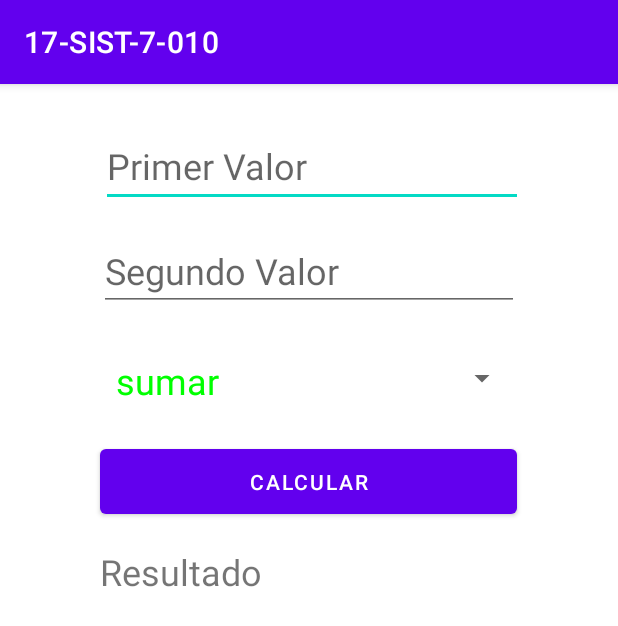
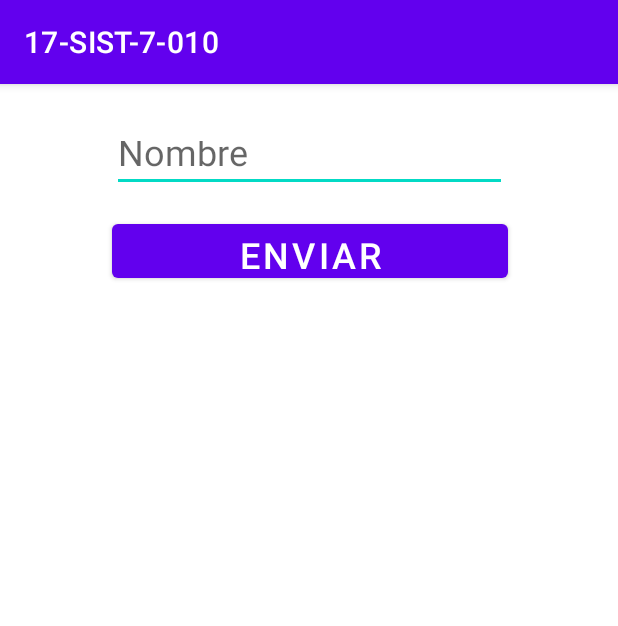
Before and after one commit to EdManDev/17SIST7010, an Android app: the screen it shows after launch (MainActivity), on a phone screen of 412 x 824 dp. Shown: the top 626 px of the screen. Run offline under Robolectric (Android 15) with nearby library versions, the phone set to English and light mode, and no system bars.

Commit message:
2 Activity and past Variable and back to the start

```diff
--- a/app/src/main/AndroidManifest.xml
+++ b/app/src/main/AndroidManifest.xml
@@ -16,6 +16,7 @@
                 <category android:name="android.intent.category.LAUNCHER" />
             </intent-filter>
         </activity>
+        <activity android:name=".Main2Activity"></activity>
     </application>
 
 </manifest>
--- a/app/src/main/java/com/example/a17_sist_7_010/MainActivity.java
+++ b/app/src/main/java/com/example/a17_sist_7_010/MainActivity.java
@@ -1,70 +1,28 @@
 package com.example.a17_sist_7_010;
+import androidx.appcompat.app.AppCompatActivity;
 
-import androidx.appcompat.app.AppCompatActivity;
+import android.content.Intent;
 import android.os.Bundle;
 import android.view.View;
-import android.widget.ArrayAdapter;
+import android.widget.EditText;
 
-import android.widget.EditText;
-import android.widget.Spinner;
-import android.widget.TextView;
-import android.widget.Toast;
 
 public class MainActivity extends AppCompatActivity {
 
-    private Spinner spinner1;
-    private EditText et1, et2;
-    private TextView tv1;
+    private EditText et1;
 
     @Override
     protected void onCreate(Bundle savedInstanceState) {
         super.onCreate(savedInstanceState);
         setContentView(R.layout.activity_main);
 
-        et1 = (EditText)findViewById(R.id.txt_valor1);
-        et2 = (EditText)findViewById(R.id.txt_valor2);
-        tv1 = (TextView) findViewById(R.id.tv_resultado);
-        spinner1 = (Spinner) findViewById(R.id.spinner);
-
-        String [] opciones = {"sumar", "restar", "multiplicar", "dividir"};
-
-        ArrayAdapter <String> adapter = new ArrayAdapter<String>( this, R.layout.spinner_item, opciones );
-        spinner1.setAdapter(adapter);
+        et1 = (EditText)findViewById(R.id.et1);
     }
 
-    // Methodo para el button calcular
-    public void Calcular (View view) {
-        String valor1_String = et1.getText().toString();
-        String valor2_String = et2.getText().toString();
-
-        int valor1_int = Integer.parseInt(valor1_String);
-        int valor2_int = Integer.parseInt(valor2_String);
-
-        String seleccion = spinner1.getSelectedItem().toString();
-
-        if (seleccion.equals("sumar")) {
-            int suma = valor1_int + valor2_int;
-            String resultado = String.valueOf(suma);
-            tv1.setText(resultado);
-        }
-        else if (seleccion.equals("restar")){
-            int restar = valor1_int - valor2_int;
-            String resultado = String.valueOf(restar);
-            tv1.setText(resultado);
-        }
-        else if (seleccion.equals("multiplicar")){
-            int mult = valor1_int * valor2_int;
-            String resultado = String.valueOf(mult);
-            tv1.setText(resultado);
-        }
-        else if (seleccion.equals("dividir")){
-            if (valor2_int !=0) {
-                int divi = valor1_int / valor2_int;
-                String resultado = String.valueOf(divi);
-                tv1.setText(resultado);
-            }else {
-                Toast.makeText(this, "No se Puede dividir entre Cero", Toast.LENGTH_LONG).show();
-            }
-        }
+    //Método para el botón enviar
+    public void Enviar (View view){
+        Intent i = new Intent(this, Main2Activity.class);
+        i.putExtra("dato", et1.getText().toString());
+        startActivity(i);
     }
 }
--- a/app/src/main/res/layout/activity_main.xml
+++ b/app/src/main/res/layout/activity_main.xml
@@ -7,64 +7,32 @@
     tools:context=".MainActivity">
 
     <EditText
-        android:id="@+id/txt_valor1"
-        android:layout_width="281dp"
-        android:layout_height="54dp"
+        android:id="@+id/et1"
+        android:layout_width="263dp"
+        android:layout_height="44dp"
         android:layout_marginTop="28dp"
         android:ems="10"
-        android:hint="@string/txt_valor1"
+        android:importantForAutofill="no"
         android:inputType="textPersonName"
+        android:hint="@string/etNombre1"
         android:textSize="24sp"
         app:layout_constraintEnd_toEndOf="parent"
-        app:layout_constraintHorizontal_bias="0.515"
         app:layout_constraintStart_toStartOf="parent"
         app:layout_constraintTop_toTopOf="parent" />
 
-    <EditText
-        android:id="@+id/txt_valor2"
-        android:layout_width="wrap_content"
-        android:layout_height="wrap_content"
-        android:layout_marginTop="16dp"
-        android:ems="10"
-        android:hint="@string/txt_valor2"
-        android:inputType="textPersonName"
+    <Button
+        android:id="@+id/button"
+        android:layout_width="264dp"
+        android:layout_height="48dp"
+        android:onClick="Enviar"
+        android:text="@string/BotonEnviar"
         android:textSize="24sp"
+        app:layout_constraintBottom_toBottomOf="parent"
         app:layout_constraintEnd_toEndOf="parent"
+        app:layout_constraintHorizontal_bias="0.503"
         app:layout_constraintStart_toStartOf="parent"
-        app:layout_constraintTop_toBottomOf="@+id/txt_valor1" />
+        app:layout_constraintTop_toBottomOf="@+id/et1"
+        app:layout_constraintVertical_bias="0.024" />
 
 
-    <Button
-        android:id="@+id/button"
-        android:layout_width="278dp"
-        android:layout_height="55dp"
-        android:layout_marginTop="16dp"
-        android:onClick="Calcular"
-        android:text="@string/Button"
-        app:layout_constraintEnd_toEndOf="parent"
-        app:layout_constraintHorizontal_bias="0.496"
-        app:layout_constraintStart_toStartOf="parent"
-        app:layout_constraintTop_toBottomOf="@+id/spinner" />
-
-    <TextView
-        android:id="@+id/tv_resultado"
-        android:layout_width="276dp"
-        android:layout_height="30dp"
-        android:layout_marginTop="16dp"
-        android:text="@string/tv_Resultado"
-        android:textSize="24sp"
-        app:layout_constraintEnd_toEndOf="parent"
-        app:layout_constraintHorizontal_bias="0.488"
-        app:layout_constraintStart_toStartOf="parent"
-        app:layout_constraintTop_toBottomOf="@+id/button" />
-
-    <Spinner
-        android:id="@+id/spinner"
-        android:layout_width="278dp"
-        android:layout_height="50dp"
-        android:layout_marginTop="20dp"
-        app:layout_constraintEnd_toEndOf="parent"
-        app:layout_constraintStart_toStartOf="parent"
-        app:layout_constraintTop_toBottomOf="@+id/txt_valor2" />
-
 </androidx.constraintlayout.widget.ConstraintLayout>
--- a/app/src/main/res/layout/spinner_item.xml
+++ /dev/null
@@ -1,7 +0,0 @@
-<?xml version="1.0" encoding="utf-8"?>
-<TextView android:layout_width="match_parent"
-    android:layout_height="wrap_content"
-    android:textSize="24sp"
-    android:padding="10sp"
-    android:textColor="#00ff00"
-    xmlns:android="http://schemas.android.com/apk/res/android" />
--- a/app/src/main/res/values/strings.xml
+++ b/app/src/main/res/values/strings.xml
@@ -1,7 +1,7 @@
 <resources>
     <string name="app_name">17-SIST-7-010</string>
-    <string name="txt_valor1">Primer Valor</string>
-    <string name="txt_valor2">Segundo Valor</string>
-    <string name="Button">Calcular</string>
-    <string name="tv_Resultado">Resultado</string>
+    <string name="etNombre1">Nombre</string>
+    <string name="etNombre2">Nombre</string>
+    <string name="BotonEnviar">Enviar</string>
+    <string name="BotonRegresar">Regresar</string>
 </resources>
```
Also changed, not shown: app/src/main/java/com/example/a17_sist_7_010/Main2Activity.java (added, +29 -0 lines), app/src/main/res/layout/activity_main2.xml (added, +34 -0 lines).
